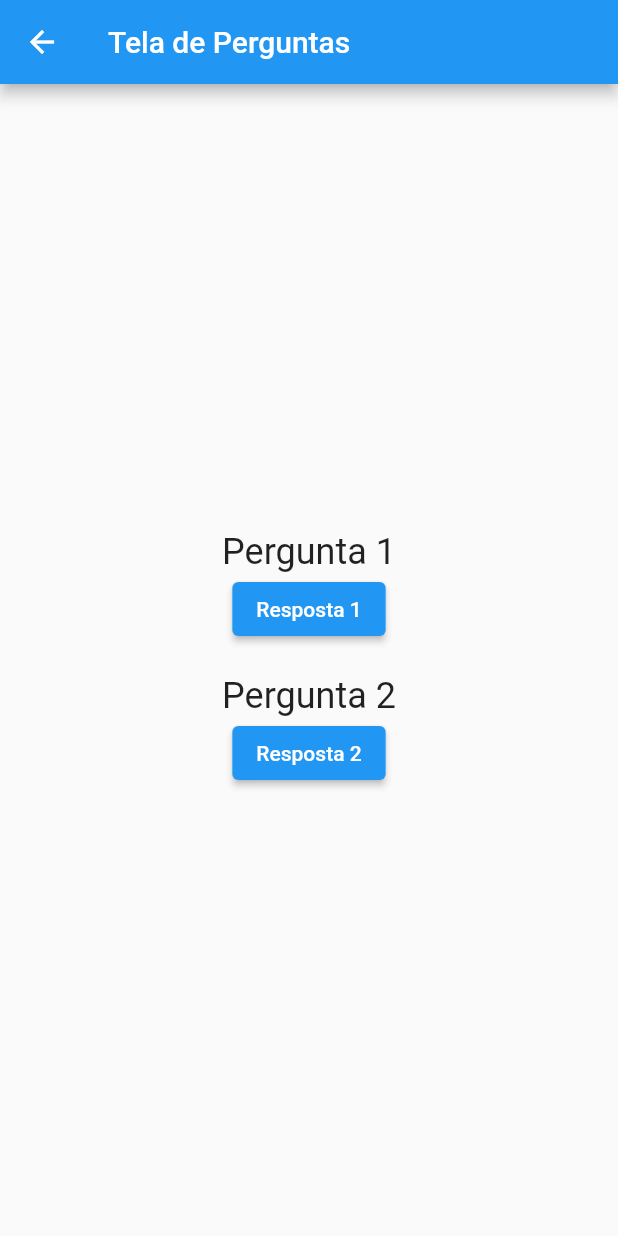
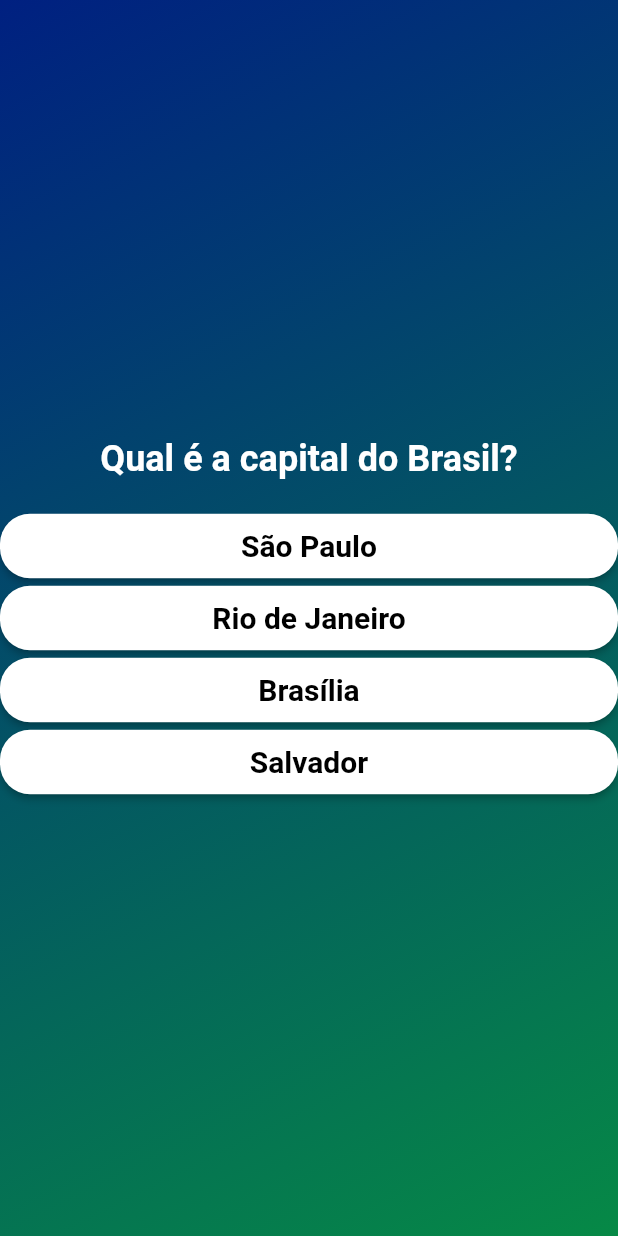
Before and after one commit to cahenq/quiz-historia-de-rondonia, a Flutter app: the TelaPerguntas screen opened directly, on a phone screen of 412 x 824 dp. Run offline on Flutter 3.47's test engine with Material 2 defaults, Android fonts, the phone set to English and light mode, and no system bars; Roboto replaces fonts that are missing (GeometryExtraBold).

Commit message:
lista de perguntas

```diff
--- a/lib/tela_perguntas.dart
+++ b/lib/tela_perguntas.dart
@@ -1,43 +1,98 @@
 import 'package:flutter/material.dart';
-import 'tela_inicio.dart'; // Importe o arquivo tela_inicio.dart
+import 'tela_inicio.dart';
 
-class TelaPerguntas extends StatelessWidget {
+class TelaPerguntas extends StatefulWidget {
+  @override
+  _TelaPerguntasState createState() => _TelaPerguntasState();
+}
+
+class _TelaPerguntasState extends State<TelaPerguntas> {
+  int _currentQuestionIndex = 0;
+
+  List<Map<String, dynamic>> perguntas = [
+    {
+      'pergunta': 'Qual é a capital do Brasil?',
+      'alternativas': ['São Paulo', 'Rio de Janeiro', 'Brasília', 'Salvador'],
+      'resposta': 'Brasília',
+    },
+    {
+      'pergunta': 'Quantos planetas existem no sistema solar?',
+      'alternativas': ['Sete', 'Oito', 'Nove', 'Dez'],
+      'resposta': 'Oito',
+    },
+    {
+      'pergunta': 'Quem escreveu Dom Quixote?',
+      'alternativas': ['Machado de Assis', 'Cervantes', 'Shakespeare', 'Dostoiévski'],
+      'resposta': 'Cervantes',
+    },
+    // Adicione mais perguntas conforme necessário
+  ];
+
+  void _responderPergunta(String resposta) {
+    if (resposta.toLowerCase() == perguntas[_currentQuestionIndex]['resposta'].toLowerCase()) {
+      if (_currentQuestionIndex < perguntas.length - 1) {
+        setState(() {
+          _currentQuestionIndex++;
+        });
+      } else {
+        print('Todas as perguntas foram respondidas');
+      }
+    }
+  }
+
   @override
   Widget build(BuildContext context) {
     return Scaffold(
-      appBar: AppBar(
-        title: Text('Tela de Perguntas'),
-      ),
-      body: Center(
+      appBar: null,
+      body: Container(
+        decoration: BoxDecoration(
+          gradient: LinearGradient(
+            begin: Alignment.topLeft,
+            end: Alignment.bottomRight,
+            colors: [Color(0xFF002081), Color(0xFF068946)],
+          ),
+        ),
         child: Column(
           mainAxisAlignment: MainAxisAlignment.center,
           children: <Widget>[
             Text(
-              'Pergunta 1',
-              style: TextStyle(fontSize: 24),
+              perguntas[_currentQuestionIndex]['pergunta'],
+              style: TextStyle(
+                color: Colors.white,
+                fontSize: 24.0,
+                fontWeight: FontWeight.bold,
+              ),
             ),
-            ElevatedButton(
-              onPressed: () {
-                Navigator.push(
-                  context,
-                  MaterialPageRoute(builder: (context) => TelaInicio()),
+            SizedBox(height: 20.0),
+            Column(
+              children: (perguntas[_currentQuestionIndex]['alternativas'] as List<String>).map((alternativa) {
+                return SizedBox(
+                  width: double.infinity,
+                  child: ElevatedButton(
+                    onPressed: () => _responderPergunta(alternativa),
+                    style: ButtonStyle(
+                      backgroundColor: MaterialStateProperty.all(Colors.white),
+                      shape: MaterialStateProperty.all<RoundedRectangleBorder>(
+                        RoundedRectangleBorder(
+                          borderRadius: BorderRadius.circular(20.0),
+                        ),
+                      ),
+                    ),
+                    child: Padding(
+                      padding: EdgeInsets.symmetric(horizontal: 20.0, vertical: 10.0),
+                      child: Text(
+                        alternativa,
+                        style: TextStyle(
+                          fontFamily: 'GeometryExtraBold',
+                          fontWeight: FontWeight.bold,
+                          color: Colors.black,
+                          fontSize: 20.0,
+                        ),
+                      ),
+                    ),
+                  ),
                 );
-              },
-              child: Text('Resposta 1'),
-            ),
-            SizedBox(height: 20),
-            Text(
-              'Pergunta 2',
-              style: TextStyle(fontSize: 24),
-            ),
-            ElevatedButton(
-              onPressed: () {
-                Navigator.push(
-                  context,
-                  MaterialPageRoute(builder: (context) => TelaInicio()),
-                );
-              },
-              child: Text('Resposta 2'),
+              }).toList(),
             ),
           ],
         ),
```
Also changed, not shown: pubspec.lock.
